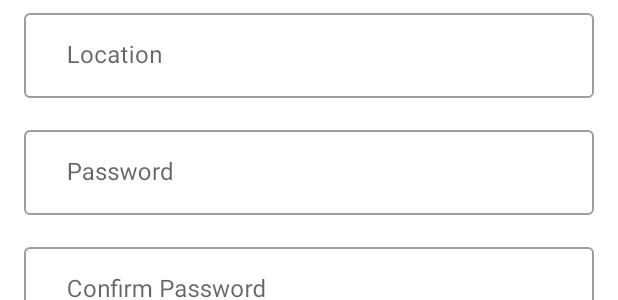
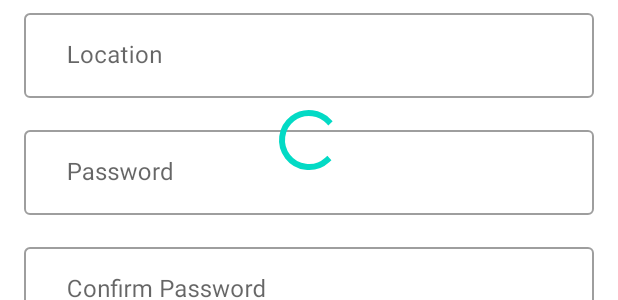
Before and after one commit to SadakatulShakil/Tour_Tec, an Android app: the layout activity_sign_up.xml on its own in the app's theme, with its tools: preview values and no code run, on a phone screen of 412 x 824 dp. Shown: the part 478-778 px from the top of the screen. Run offline under Robolectric (Android 15) with nearby library versions, the phone set to English and light mode, and no system bars.

Commit message:
create one events done by shakil

```diff
--- a/app/src/main/res/layout/activity_sign_up.xml
+++ b/app/src/main/res/layout/activity_sign_up.xml
@@ -40,6 +40,7 @@
         app:layout_constraintTop_toBottomOf="@+id/imageView">
 
         <com.google.android.material.textfield.TextInputEditText
+            android:id="@+id/nameEditText"
             android:layout_width="match_parent"
             android:layout_height="wrap_content"
             android:layout_margin="8dp"
@@ -61,6 +62,7 @@
         app:layout_constraintTop_toBottomOf="@+id/NameTextField">
 
         <com.google.android.material.textfield.TextInputEditText
+            android:id="@+id/emailEditText"
             android:layout_width="match_parent"
             android:layout_height="wrap_content"
             android:layout_margin="8dp"
@@ -82,6 +84,7 @@
         app:layout_constraintTop_toBottomOf="@+id/emailTextField">
 
         <com.google.android.material.textfield.TextInputEditText
+            android:id="@+id/phoneEditText"
             android:layout_width="match_parent"
             android:layout_height="wrap_content"
             android:layout_margin="8dp"
@@ -102,6 +105,7 @@
         app:layout_constraintTop_toBottomOf="@+id/phoneTextField">
 
         <com.google.android.material.textfield.TextInputEditText
+            android:id="@+id/locationEditText"
             android:layout_width="match_parent"
             android:layout_height="wrap_content"
             android:layout_margin="8dp"
@@ -122,6 +126,7 @@
         app:layout_constraintTop_toBottomOf="@+id/locationTextField">
 
         <com.google.android.material.textfield.TextInputEditText
+            android:id="@+id/passwordEditText"
             android:layout_width="match_parent"
             android:layout_height="wrap_content"
             android:layout_margin="8dp"
@@ -142,6 +147,7 @@
         app:layout_constraintTop_toBottomOf="@+id/passwordTextField">
 
         <com.google.android.material.textfield.TextInputEditText
+            android:id="@+id/confirmEditText"
             android:layout_width="match_parent"
             android:layout_height="wrap_content"
             android:layout_margin="8dp"
@@ -151,7 +157,7 @@
     </com.google.android.material.textfield.TextInputLayout>
 
     <Button
-        android:id="@+id/signInBt"
+        android:id="@+id/signUpBt"
         android:layout_width="wrap_content"
         android:layout_height="wrap_content"
         android:layout_gravity="center"
@@ -168,6 +174,7 @@
         app:layout_constraintTop_toBottomOf="@+id/confirmTextField" />
 
     <LinearLayout
+        android:id="@+id/linearLayout"
         android:layout_width="match_parent"
         android:layout_height="wrap_content"
         android:layout_margin="8dp"
@@ -175,26 +182,38 @@
         android:orientation="horizontal"
         app:layout_constraintEnd_toEndOf="parent"
         app:layout_constraintStart_toStartOf="parent"
-        app:layout_constraintTop_toBottomOf="@+id/signInBt">
+        app:layout_constraintTop_toBottomOf="@+id/signUpBt">
 
         <TextView
             android:id="@+id/textView"
             android:layout_width="wrap_content"
             android:layout_height="wrap_content"
+            android:layout_margin="8dp"
+            android:text="Already have an account?"
             android:textAppearance="@style/TextAppearance.AppCompat.Medium"
-            android:layout_margin="8dp"
-            android:textColor="@color/black"
-            android:text="Already have an account?" />
+            android:textColor="@color/black" />
 
         <TextView
             android:id="@+id/signInTxtBt"
             android:layout_width="wrap_content"
             android:layout_height="wrap_content"
             android:layout_margin="8dp"
-            android:textColor="@color/colorPrimary"
+            android:text="Sign in "
             android:textAppearance="@style/TextAppearance.AppCompat.Medium"
-            android:text="Sign in " />
+            android:textColor="@color/colorPrimary" />
 
     </LinearLayout>
 
+    <ProgressBar
+        android:id="@+id/progressBar"
+        android:layout_width="wrap_content"
+        android:layout_height="wrap_content"
+        android:layout_centerInParent="true"
+        android:visibility="gone"
+        app:layout_constraintBottom_toBottomOf="parent"
+        app:layout_constraintEnd_toEndOf="parent"
+        app:layout_constraintStart_toStartOf="parent"
+        app:layout_constraintTop_toTopOf="parent"
+        tools:visibility="visible" />
+
 </androidx.constraintlayout.widget.ConstraintLayout>
--- a/build.gradle
+++ b/build.gradle
@@ -6,6 +6,7 @@ buildscript {
     }
     dependencies {
         classpath "com.android.tools.build:gradle:4.0.1"
+        classpath 'com.google.gms:google-services:4.3.3'
 
         // NOTE: Do not place your application dependencies here; they belong
         // in the individual module build.gradle files
```
Also changed, not shown: app/build.gradle (+6 -1 lines), app/src/main/java/com/example/tourtec/Activity/SignUpActivity.java (+130 -2 lines), app/src/main/java/com/example/tourtec/Model/User.java (added, +90 -0 lines), 1 other file.
